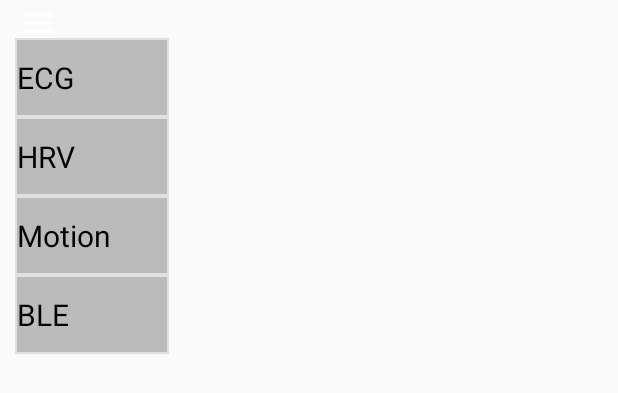
After one commit to shower929/ecg, an Android app: the layout swm_engineering_menu.xml on its own in the app's theme, with its tools: preview values and no code run, on a phone screen of 412 x 824 dp. The commit adds this screen. Shown: the top 393 px of the screen. Run offline under Robolectric (Android 15) with nearby library versions, the phone set to English and light mode, and no system bars.

```diff
--- a/app/src/main/java/com/swm/core/SwmCore.java
+++ b/app/src/main/java/com/swm/core/SwmCore.java
@@ -41,7 +41,8 @@ public class SwmCore {
     private static HeartRateService mHeartRateService;
     private static LinkedBlockingQueue<SwmData> mHeartBeatServiceQueue;
     private static final long TIME_FRAME = 1000;
-
+    static final long SAMPLE_RATE = 50; //Hz
+    static final long CLOCK = 1/SAMPLE_RATE * 1000;  //ms
     static boolean sRunning = true;
 
     private static Handler mProfilingHandler = new Handler();
--- /dev/null
+++ b/app/src/main/res/drawable/swm_menu_item.xml
@@ -0,0 +1,10 @@
+<?xml version="1.0" encoding="utf-8"?>
+<selector xmlns:android="http://schemas.android.com/apk/res/android">
+    <item
+        android:state_pressed="false" android:state_enabled="true"
+        android:drawable="@drawable/swm_menu_normal"/>
+    <item
+        android:state_pressed="true"
+        android:drawable="@drawable/swm_menu_pressed"/>
+
+</selector>
--- /dev/null
+++ b/app/src/main/res/drawable/swm_menu_normal.xml
@@ -0,0 +1,5 @@
+<?xml version="1.0" encoding="utf-8"?>
+<shape xmlns:android="http://schemas.android.com/apk/res/android"
+    android:shape="rectangle">
+    <solid android:color="@color/swm_menu_normal"/>
+</shape>
--- /dev/null
+++ b/app/src/main/res/drawable/swm_menu_pressed.xml
@@ -0,0 +1,5 @@
+<?xml version="1.0" encoding="utf-8"?>
+<shape xmlns:android="http://schemas.android.com/apk/res/android"
+    android:shape="rectangle">
+    <solid android:color="@color/swm_menu_pressed"/>
+</shape>
--- a/app/src/main/res/layout/activity_composite.xml
+++ b/app/src/main/res/layout/activity_composite.xml
@@ -6,7 +6,6 @@
     android:layout_height="match_parent"
     tools:context="com.swm.core.CompositeActivity"
     android:background="@android:color/black">
-
     <FrameLayout
         android:layout_width="match_parent"
         android:layout_height="match_parent">
@@ -22,7 +21,7 @@
             android:textSize="10dp"
             android:text="0 bps"
             android:layout_marginTop="15dp"
-            android:layout_marginLeft="10dp"
+            android:layout_marginLeft="40dp"
             android:layout_gravity="top"
             />
         <TextView
@@ -192,7 +191,6 @@
             android:layout_height="wrap_content"
             android:layout_gravity="bottom"
             >
-
             <TextView
                 android:id="@+id/swm_accelerator"
                 android:layout_width="wrap_content"
@@ -336,6 +334,6 @@
                 />
 
         </RelativeLayout>
-
+        <include layout="@layout/swm_engineering_menu"/>
     </FrameLayout>
 </RelativeLayout>
--- /dev/null
+++ b/app/src/main/res/layout/swm_engineering_menu.xml
@@ -0,0 +1,65 @@
+<?xml version="1.0" encoding="utf-8"?>
+<LinearLayout xmlns:android="http://schemas.android.com/apk/res/android"
+    android:layout_width="wrap_content"
+    android:layout_height="wrap_content"
+    xmlns:tools="http://schemas.android.com/tools"
+    android:layout_marginLeft="10dp"
+    android:orientation="vertical">
+    <ImageView
+        android:id="@+id/swm_menu_icon"
+        android:layout_width="20dp"
+        android:layout_height="20dp"
+        android:src="@drawable/swm_menu"
+        android:layout_marginLeft="5dp"
+        android:layout_marginTop="5dp"
+        />
+    <LinearLayout
+        android:id="@+id/swm_menu"
+        android:layout_height="wrap_content"
+        android:layout_width="wrap_content"
+        android:orientation="vertical"
+        android:background="@color/swm_menu_background"
+        android:visibility="gone"
+        tools:visibility="visible">
+        <TextView
+            android:id="@+id/swm_menu_ecg"
+            android:layout_width="100dp"
+            android:layout_height="50dp"
+            android:text="@string/swm_menu_ecg_title"
+            android:textSize="20dp"
+            android:textColor="@color/swm_title"
+            android:gravity="center_vertical"
+            android:layout_margin="1dp"
+            android:background="@drawable/swm_menu_item" />
+        <TextView
+            android:id="@+id/swm_menu_hrv"
+            android:layout_width="100dp"
+            android:layout_height="50dp"
+            android:text="@string/swm_menu_hrv_title"
+            android:textSize="20dp"
+            android:textColor="@color/swm_title"
+            android:gravity="center_vertical"
+            android:layout_margin="1dp"
+            android:background="@drawable/swm_menu_item"/>
+        <TextView
+            android:id="@+id/swm_menu_motion"
+            android:layout_width="100dp"
+            android:layout_height="50dp"
+            android:text="@string/swm_menu_motion_title"
+            android:textSize="20dp"
+            android:textColor="@color/swm_title"
+            android:gravity="center_vertical"
+            android:layout_margin="1dp"
+            android:background="@drawable/swm_menu_item"/>
+        <TextView
+            android:id="@+id/swm_menu_ble"
+            android:layout_width="100dp"
+            android:layout_height="50dp"
+            android:text="@string/swm_menu_ble_title"
+            android:textSize="20dp"
+            android:textColor="@color/swm_title"
+            android:gravity="center_vertical"
+            android:layout_margin="1dp"
+            android:background="@drawable/swm_menu_item"/>
+    </LinearLayout>
+</LinearLayout>
--- a/app/src/main/res/values/colors.xml
+++ b/app/src/main/res/values/colors.xml
@@ -90,4 +90,7 @@
     <color name="swm_weak_background">#77ffffff</color>
     <color name="swm_light_background">#aaffffff</color>
     <color name="swm_dark_background">#55ffffff</color>
+    <color name="swm_menu_background">#55aaaaaa</color>
+    <color name="swm_menu_normal">#aaaaaaaa</color>
+    <color name="swm_menu_pressed">#aaffffff</color>
 </resources>
--- a/app/src/main/res/values/strings.xml
+++ b/app/src/main/res/values/strings.xml
@@ -119,4 +119,8 @@
     <string name="swm_pick_day">Pick a day</string>
     <string name="swm_sdnn">SDNN</string>
     <string name="swm_rmssd">RMSSD</string>
+    <string name="swm_menu_ecg_title">ECG</string>
+    <string name="swm_menu_hrv_title">HRV</string>
+    <string name="swm_menu_motion_title">Motion</string>
+    <string name="swm_menu_ble_title">BLE</string>
 </resources>
```
Also changed, not shown: app/build.gradle (+11 -11 lines), app/src/main/AndroidManifest.xml (+6 -1 lines), app/src/main/java/com/swm/core/CompositeActivity.java (+35 -3 lines), app/src/main/java/com/swm/core/LineChartView.java (added, +273 -0 lines), app/src/main/java/com/swm/core/MenuController.java (added, +51 -0 lines), app/src/main/java/com/swm/core/RmssdActivity.java (added, +83 -0 lines), app/src/main/res/layout/activity_rmssd.xml (added, +38 -0 lines), app/src/main/res/menu/activity_engineering_mode_drawer.xml (added, +18 -0 lines), app/src/main/res/drawable-xhdpi/swm_menu.png (added), 1 other file.
